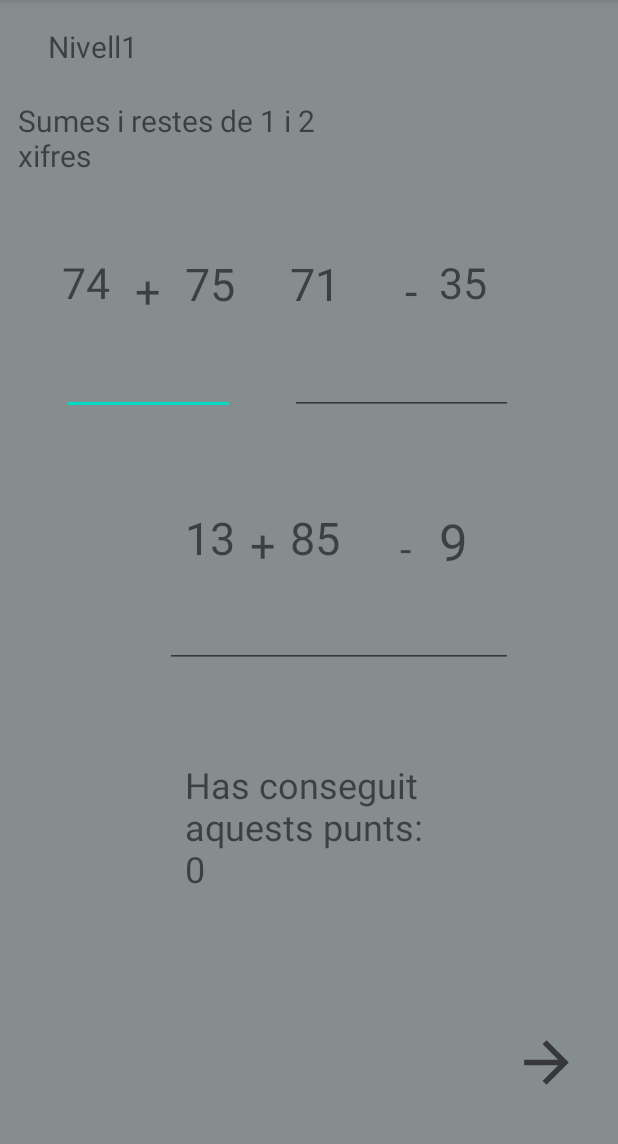
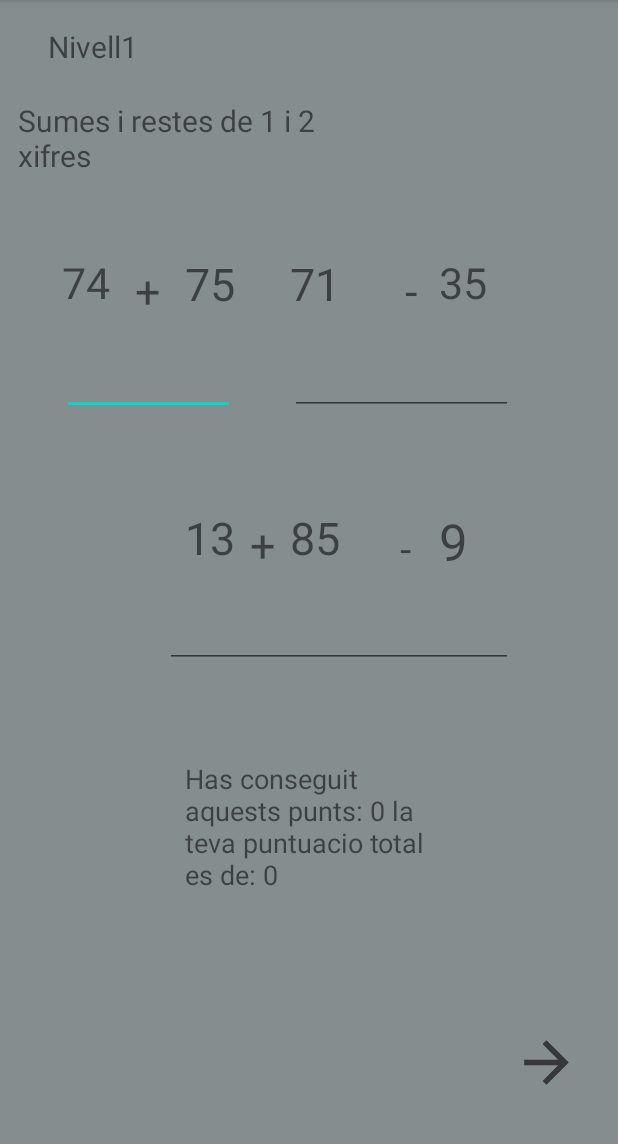
Before and after one commit to MartiCorbalan/matematiques, an Android app: the Nivell1 screen opened directly, with no data from a screen before it, after a tap on "CORRETGIR", on a phone screen of 412 x 824 dp, the part 84-1228 px from its top. Run offline under Robolectric (Android 15) with nearby library versions, the light colour scheme and no system bars; Roboto replaces fonts that are not available here.

```diff
--- a/app/src/main/java/com/example/matematiques/Nivell1.java
+++ b/app/src/main/java/com/example/matematiques/Nivell1.java
@@ -63,7 +63,7 @@ public class Nivell1 extends AppCompatActivity {
 
     int puntuacio;
     TextView puntuaciooooo;
-
+    int puntuacioTotal;
     int contadoNivells;
 
     @Override
@@ -117,9 +117,7 @@ public class Nivell1 extends AppCompatActivity {
         corretgir.setOnClickListener(new View.OnClickListener() {
                     @Override
                     public void onClick(View v) {
-
                         corretgir();
-
                     }
                 });
 
@@ -134,8 +132,9 @@ public class Nivell1 extends AppCompatActivity {
     }
 
 
-    public void corretgir(){
+    public void corretgir() {
 
+        puntuacio=0;
 
         int suma = NumeroSumaGlobal + NumeroSuma2Global;
         int sumaiResta = NumeroSumaiRestaGlobal + NumeroSumaiResta2Global - NumeroSumaiResta3Global;
@@ -173,25 +172,30 @@ public class Nivell1 extends AppCompatActivity {
             Incorrecto2.playAnimation();
         }
 
-                corretgir.setVisibility(View.GONE);
-                puntuaciooooo.setText("Has conseguit aquests punts: " + puntuacio);
+        puntuacioTotal += puntuacio;
+
+        //corretgir.setVisibility(View.GONE);
+        //puntuaciooooo.setText("Has conseguit aquests punts: " + puntuacio);
 
 
 
-
+                    contadoNivells++;
+                    corretgir.setVisibility(View.GONE);
+                    puntuaciooooo.setVisibility(View.VISIBLE);
+                    puntuaciooooo.setText("Has conseguit aquests punts: " + puntuacio + " la teva puntuacio total es de: "+ puntuacioTotal);
 
                     new Handler().postDelayed(new Runnable() {
                         @Override
                         public void run() {
 
-                contadoNivells++;
+                            desmarcar();
+                            mostrarinfo();
 
-                if (contadoNivells == 3) {
 
-                    //corretgir.setVisibility(View.GONE);
-                    //puntuaciooooo.setVisibility(View.VISIBLE);
-                    //puntuaciooooo.setText("Has conseguit aquests punts: " + puntuacio);
+                        }
+                    }, 4000);
 
+        if (contadoNivells == 4){
             new Handler().postDelayed(new Runnable() {
                 @Override
                 public void run() {
@@ -199,15 +203,14 @@ public class Nivell1 extends AppCompatActivity {
                     Intent intent = new Intent (Nivell1.this, Nivell2.class);
                     startActivityForResult(intent, 0);
                     finish();
+                }
+            },2000);
+
 
         }
-                    },6000);
-                }
-                desmarcar();
-                mostrarinfo();
-            }
 
-        }, 3000);
+
+
 
 
     }
@@ -286,6 +289,7 @@ public class Nivell1 extends AppCompatActivity {
             }
 
     public void desmarcar(){
+
                 corretgir.setVisibility(View.VISIBLE);
                 puntuaciooooo.setVisibility(View.GONE);
 
--- a/app/src/main/res/layout/activity_nivell1.xml
+++ b/app/src/main/res/layout/activity_nivell1.xml
@@ -494,7 +494,7 @@
         android:layout_width="0dp"
         android:layout_height="0dp"
         android:text=""
-        android:textSize="24dp"
+        android:textSize="18dp"
         app:layout_constraintBottom_toTopOf="@+id/guideline26"
         app:layout_constraintEnd_toStartOf="@+id/guideline33"
         app:layout_constraintStart_toStartOf="@+id/guideline20"
```
Also changed, not shown: app/src/main/java/com/example/matematiques/Nivell2.java (+40 -7 lines). Lines whose indentation alone changed are shown as unchanged.
